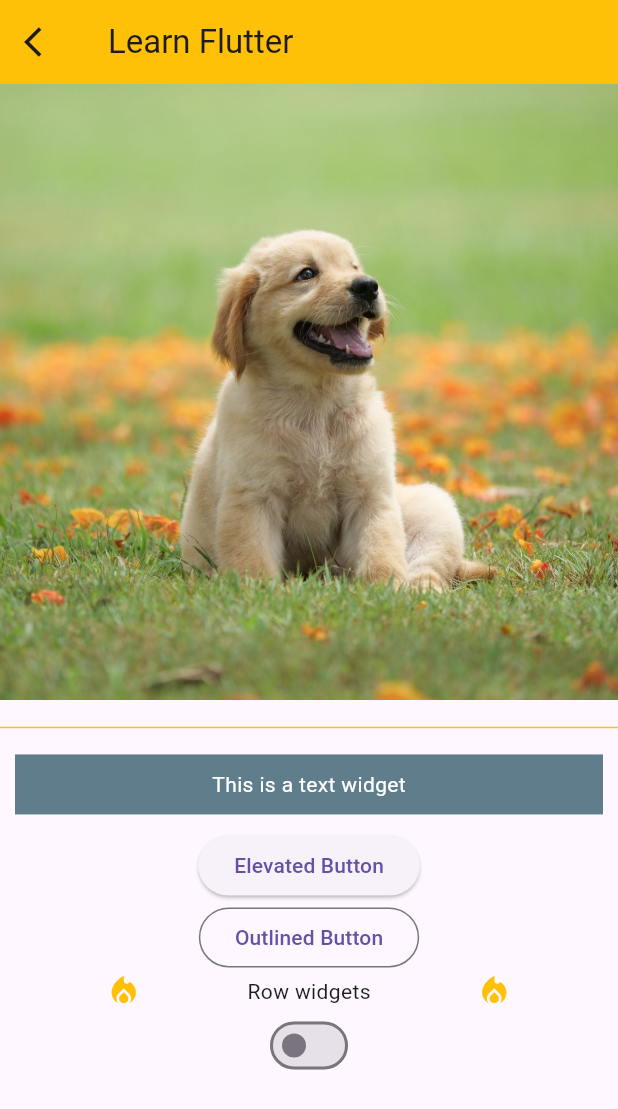
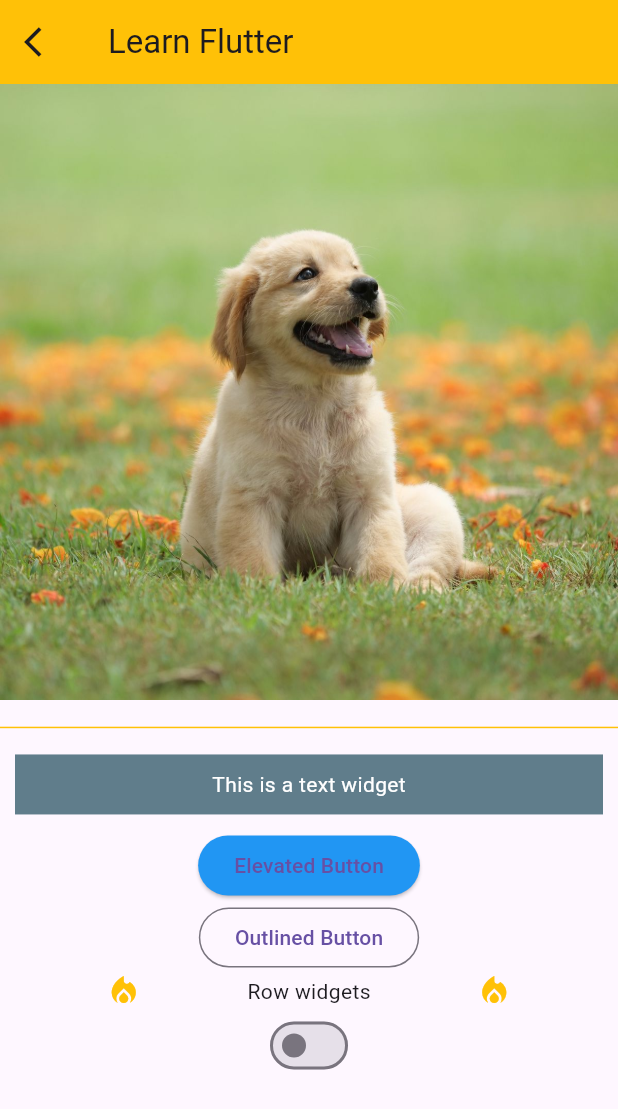
Before and after one commit to Szewong-Jess/flutter_dummy_app, a Flutter app: the LearnFlutterPage screen opened directly, on a phone screen of 412 x 824 dp. Shown: the top 1109 px of the screen. Run offline on Flutter 3.47's test engine with Material 3 defaults, Android fonts, the phone set to English and light mode, and no system bars.

Commit message:
changed color through switch

```diff
--- a/lib/learn_flutter_page.dart
+++ b/lib/learn_flutter_page.dart
@@ -42,6 +42,9 @@ class _LearnFlutterPageState extends State<LearnFlutterPage> {
                     style: TextStyle(color: Colors.white)),
               )),
           ElevatedButton(
+              style: ElevatedButton.styleFrom(
+                backgroundColor: isSwitch ? Colors.amberAccent : Colors.blue,
+              ),
               onPressed: () {
                 debugPrint('Elevated Button');
               },
```
